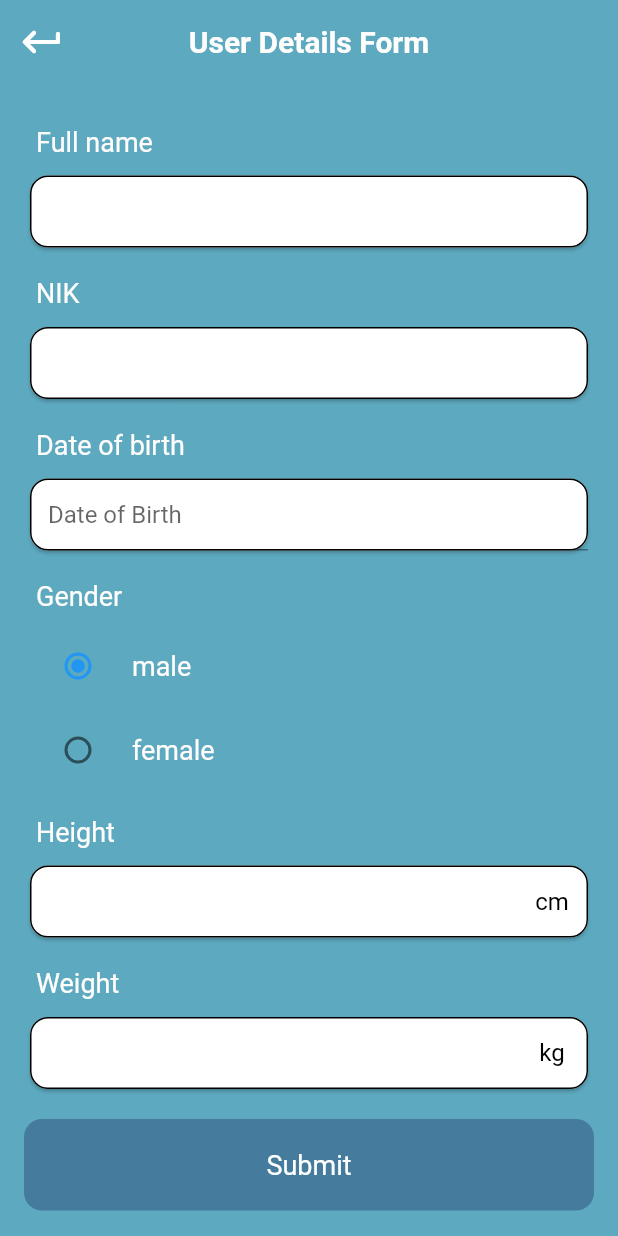
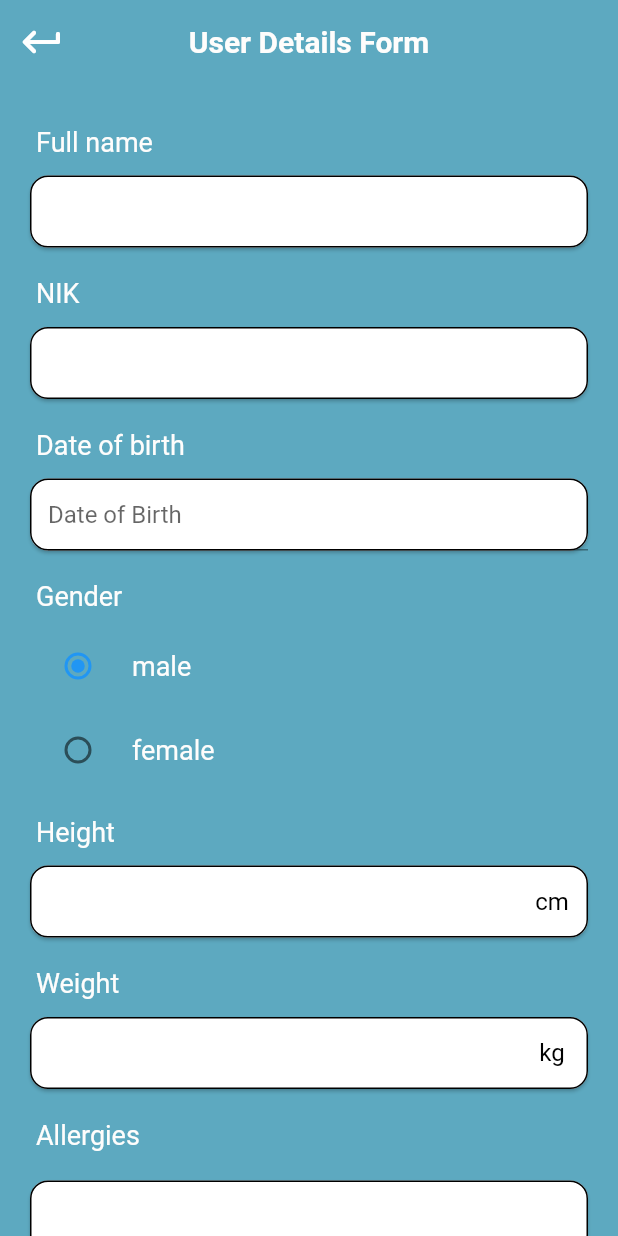
Before and after one commit to akatokurojp/SabiCare, a Flutter app: the UserDetailsPage screen opened directly, on a phone screen of 412 x 824 dp. Run offline on Flutter 3.47's test engine with Material 2 defaults, Android fonts, the phone set to English and light mode, and no system bars; drawn by our look-alikes of date_field; our stand-ins replace cloud_firestore, firebase_auth, firebase_core, flutter_tts, get, local_auth and 3 more; missing offline and left inert: auth, lit_ui_kit; accounts and stored records are empty.

Commit message:
doctor details

```diff
--- a/lib/userDetails.dart
+++ b/lib/userDetails.dart
@@ -41,7 +41,8 @@ class _UserDetailsPageState extends State<UserDetailsPage> {
                   Card(
                       shape: RoundedRectangleBorder(
                           borderRadius: BorderRadius.circular(12),
-                        side: const BorderSide(width: 1, color: Colors.black)),
+                          side:
+                              const BorderSide(width: 1, color: Colors.black)),
                       child: const Padding(
                         padding: EdgeInsets.only(
                           left: 12,
@@ -62,7 +63,8 @@ class _UserDetailsPageState extends State<UserDetailsPage> {
                   Card(
                       shape: RoundedRectangleBorder(
                           borderRadius: BorderRadius.circular(12),
-                        side: const BorderSide(width: 1, color: Colors.black)),
+                          side:
+                              const BorderSide(width: 1, color: Colors.black)),
                       child: const Padding(
                         padding: EdgeInsets.only(
                           left: 12,
@@ -83,9 +85,10 @@ class _UserDetailsPageState extends State<UserDetailsPage> {
                   Card(
                       shape: RoundedRectangleBorder(
                           borderRadius: BorderRadius.circular(12),
-                        side: const BorderSide(width: 1, color: Colors.black)),
+                          side:
+                              const BorderSide(width: 1, color: Colors.black)),
                       child: Padding(
-                      padding: const EdgeInsets.only(
+                        padding: EdgeInsets.only(
                           left: 12,
                         ),
                         child: DateTimeField(
@@ -149,7 +152,8 @@ class _UserDetailsPageState extends State<UserDetailsPage> {
                   Card(
                       shape: RoundedRectangleBorder(
                           borderRadius: BorderRadius.circular(12),
-                        side: const BorderSide(width: 1, color: Colors.black)),
+                          side:
+                              const BorderSide(width: 1, color: Colors.black)),
                       child: const Padding(
                         padding: EdgeInsets.only(
                           left: 12,
@@ -180,7 +184,8 @@ class _UserDetailsPageState extends State<UserDetailsPage> {
                   Card(
                       shape: RoundedRectangleBorder(
                           borderRadius: BorderRadius.circular(12),
-                        side: const BorderSide(width: 1, color: Colors.black)),
+                          side:
+                              const BorderSide(width: 1, color: Colors.black)),
                       child: const Padding(
                         padding: EdgeInsets.only(
                           left: 12,
@@ -201,15 +206,46 @@ class _UserDetailsPageState extends State<UserDetailsPage> {
                         ),
                       )),
                   detailSpacing(),
+                  Padding(
+                    padding: const EdgeInsets.all(8),
+                    child: Text(
+                      "Allergies",
+                      style: detailText(),
+                    ),
+                  ),
+                  detailSpacing(),
+                  Card(
+                      shape: RoundedRectangleBorder(
+                          borderRadius: BorderRadius.circular(12),
+                          side:
+                              const BorderSide(width: 1, color: Colors.black)),
+                      child: const Padding(
+                        padding: EdgeInsets.only(
+                          left: 12,
+                        ),
+                        child: TextField(
+                          style: TextStyle(fontSize: 15),
+                          decoration: InputDecoration(
+                            border: InputBorder.none,
+                            suffixIcon: CircleAvatar(
+                              backgroundColor: Colors.transparent,
+                              child: Text(
+                                " ",
+                                style: TextStyle(color: Colors.black),
+                              ),
+                            ),
+                          ),
+                        ),
+                      )),
                   detailSpacing(),
                   GestureDetector(
                     onTap: () {},
                     child: Container(
                         decoration: BoxDecoration(
-                          color: const Color(0xff457B9D),
+                            color: Color(0xff457B9D),
                             borderRadius: BorderRadius.circular(12)),
-                      child: const Padding(
-                        padding: EdgeInsets.all(20.0),
+                        child: Padding(
+                          padding: const EdgeInsets.all(20.0),
                           child: Center(
                               child: Text(
                             "Submit",
@@ -224,7 +260,8 @@ class _UserDetailsPageState extends State<UserDetailsPage> {
               ),
             ),
           ],
-      )),
+        ),
+      ),
     );
   }
 
```
Also changed, not shown: lib/bottom.dart (+6 -5 lines), lib/doctorDetails.dart (added, +238 -0 lines), pubspec.lock. Lines whose indentation alone changed are shown as unchanged.
